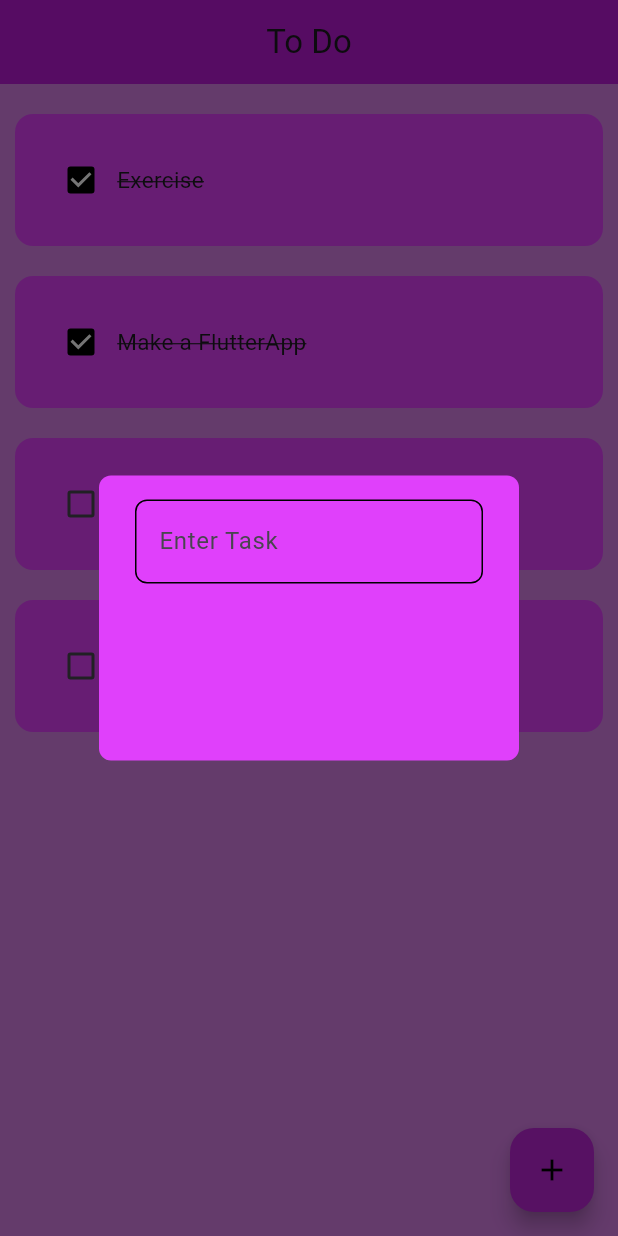
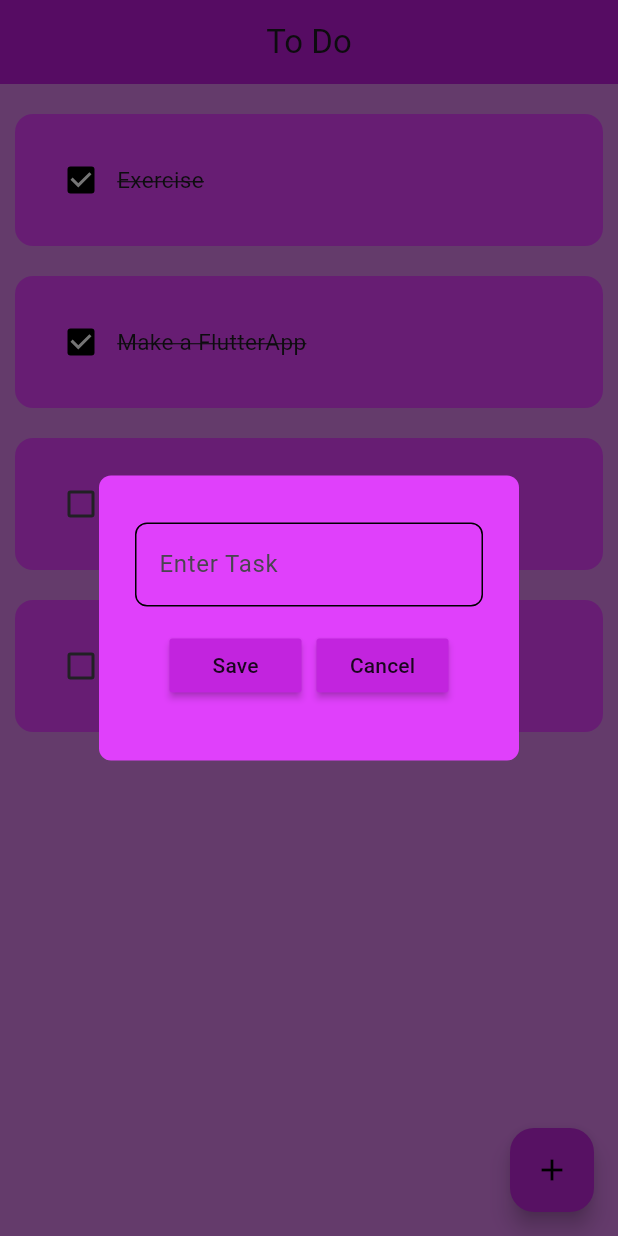
Before and after one commit to midnightcoder04/To_Do_App, a Flutter app: the screen it shows after launch, after a tap on the "add" icon, on a phone screen of 412 x 824 dp. Run offline on Flutter 3.47's test engine with Material 3 defaults, Android fonts, the phone set to English and light mode, and no system bars; drawn by our look-alikes of flutter_slidable; our stand-ins replace hive_flutter; accounts and stored records are empty.

Commit message:
Add Delete Option, Fail to add data to Database

```diff
--- a/lib/main.dart
+++ b/lib/main.dart
@@ -1,10 +1,15 @@
 import 'package:flutter/material.dart';
+import 'package:hive_flutter/hive_flutter.dart';
 
 import 'pages/home_page.dart';
 // import 'pages/todo_page.dart';
 // import 'pages/counter.dart';
 
-void main() {
+void main() async {
+  //Init hive
+  await Hive.initFlutter();
+  //Open a box
+  // var box = await Hive.openBox('todo');
   runApp(const MyApp());
 }
 
--- /dev/null
+++ b/lib/pages/data/database.dart
@@ -0,0 +1,25 @@
+import 'package:hive_flutter/hive_flutter.dart';
+
+class ToDoDataBase {
+  List toDoList = [];
+  //reference box
+  final _myBox = Hive.box('todo');
+
+  //First time ever opening app
+  void createInitialData() {
+    toDoList = [
+      {'taskName': 'Exercise', 'isDone': true},
+      {'taskName': 'Make a FlutterApp', 'isDone': true},
+      {'taskName': 'Study for exam', 'isDone': false},
+      {'taskName': 'Finish Freelance Work', 'isDone': false},
+    ];
+  }
+
+  void loadData() {
+    toDoList = _myBox.get("TODOLIST");
+  }
+
+  void updateDatabase() {
+    _myBox.put("TODOLIST", toDoList);
+  }
+}
--- a/lib/pages/home_page.dart
+++ b/lib/pages/home_page.dart
@@ -1,4 +1,6 @@
 import 'package:flutter/material.dart';
+import 'package:hive_flutter/hive_flutter.dart';
+import 'package:to_do_app/pages/data/database.dart';
 import 'package:to_do_app/util/dialog_box.dart';
 import 'package:to_do_app/util/todo_tile.dart';
 
@@ -10,26 +12,65 @@ class HomePage extends StatefulWidget {
 }
 
 class _HomePageState extends State<HomePage> {
+  //referencing hive box
+  final _myBox = Hive.box('todo');
+  ToDoDataBase db = ToDoDataBase();
+
+  @override
+  void initState() {
+    if (_myBox.get("TODOLIST") == null) {
+      db.createInitialData();
+      db.updateDatabase();
+    } else {
+      db.loadData();
+    }
+    super.initState();
+  }
+
+  //text controller
+  final _controller = TextEditingController();
   //List of tasks
-  List toDoList = [
-    {'taskName': 'Exercise', 'isDone': true},
-    {'taskName': 'Make a FlutterApp', 'isDone': true},
-    {'taskName': 'Study for exam', 'isDone': false},
-    {'taskName': 'Finish Freelance Work', 'isDone': false},
-  ];
+  // List toDoList = [
+  //   {'taskName': 'Exercise', 'isDone': true},
+  //   {'taskName': 'Make a FlutterApp', 'isDone': true},
+  //   {'taskName': 'Study for exam', 'isDone': false},
+  //   {'taskName': 'Finish Freelance Work', 'isDone': false},
+  // ];
+
+  void saveNewTask() {
+    setState(() {
+      db.toDoList.add({'taskName': _controller.text, 'isDone': false});
+      _controller.clear();
+    });
+    db.updateDatabase();
+    Navigator.pop(context);
+  }
 
   void createNewTask() {
     showDialog(
         context: context,
         builder: (context) {
-          return DialogBox();
+          return DialogBox(
+            controller: _controller,
+            onSave: saveNewTask,
+            onCancel: () => Navigator.pop(context),
+            // onCancel: () => Navigator.of(context),
+          );
         });
   }
 
   void checkBoxChanged(int index) {
     setState(() {
-      toDoList[index]['isDone'] = !toDoList[index]['isDone'];
+      db.toDoList[index]['isDone'] = !db.toDoList[index]['isDone'];
     });
+    db.updateDatabase();
+  }
+
+  void deleteTask(int index) {
+    setState(() {
+      db.toDoList.removeAt(index);
+    });
+    db.updateDatabase();
   }
 
   @override
@@ -49,14 +90,15 @@ class _HomePageState extends State<HomePage> {
           child: Icon(Icons.add),
         ),
         body: ListView.builder(
-          itemCount: toDoList.length,
+          itemCount: db.toDoList.length,
           itemBuilder: (context, index) {
             return ToDoTile(
-              taskName: toDoList[index]['taskName'],
-              isDone: toDoList[index]['isDone'],
+              taskName: db.toDoList[index]['taskName'],
+              isDone: db.toDoList[index]['isDone'],
               onToggle: (bool? val) {
                 checkBoxChanged(index);
               },
+              deleteFunction: (context) => deleteTask(index),
             );
           },
         ));
--- a/lib/util/button.dart
+++ b/lib/util/button.dart
@@ -8,7 +8,8 @@ class AButton extends StatelessWidget {
   @override
   Widget build(BuildContext context) {
     return MaterialButton(
-      onPressed: onPressed,
-      child: Text(text));
+        onPressed: onPressed,
+        color: const Color.fromARGB(255, 194, 36, 222),
+        child: Text(text));
   }
 }
--- a/lib/util/dialog_box.dart
+++ b/lib/util/dialog_box.dart
@@ -1,7 +1,17 @@
 import 'package:flutter/material.dart';
+import 'package:to_do_app/util/button.dart';
 
 class DialogBox extends StatelessWidget {
-  const DialogBox({super.key});
+  final controller;
+  final VoidCallback onSave;
+  final VoidCallback onCancel;
+
+  const DialogBox({
+    super.key,
+    required this.controller,
+    required this.onSave,
+    required this.onCancel,
+    });
 
   @override
   Widget build(BuildContext context) {
@@ -11,9 +21,11 @@ class DialogBox extends StatelessWidget {
         content: Container(
             height: 150,
             child: Column(
+              mainAxisAlignment: MainAxisAlignment.spaceEvenly,
               children: [
                 //get user input
                 TextField(
+                  controller: controller,
                   decoration: InputDecoration(
                       border: OutlineInputBorder(
                           borderRadius: BorderRadius.circular(8)),
@@ -28,7 +40,12 @@ class DialogBox extends StatelessWidget {
 
                 //save button and cancel button
                 Row(
-                  children: [],
+                  mainAxisAlignment: MainAxisAlignment.center,
+                  children: [
+                    AButton(text: 'Save', onPressed: onSave),
+                    const SizedBox(width: 10),
+                    AButton(text: 'Cancel', onPressed: onCancel),
+                  ],
                 )
               ],
             )));
--- a/lib/util/todo_tile.dart
+++ b/lib/util/todo_tile.dart
@@ -1,20 +1,35 @@
 import 'package:flutter/material.dart';
+import 'package:flutter_slidable/flutter_slidable.dart';
 
 class ToDoTile extends StatelessWidget {
   final String taskName;
   final bool isDone;
   final ValueChanged<bool?>? onToggle;
+  final Function(BuildContext) deleteFunction;
 
   const ToDoTile(
       {super.key,
       required this.taskName,
       required this.isDone,
-      required this.onToggle});
+      required this.onToggle,
+      required this.deleteFunction});
 
   @override
   Widget build(BuildContext context) {
     return Padding(
       padding: const EdgeInsets.only(left: 10, right: 10, top: 20),
+      child: Slidable(
+        endActionPane: ActionPane(
+          motion: StretchMotion(),
+          children: [
+            SlidableAction(
+              onPressed: deleteFunction,
+              icon: Icons.delete,
+              backgroundColor: Colors.redAccent,
+              borderRadius: BorderRadius.circular(8),
+            )
+          ],
+        ),
         child: Container(
           padding: EdgeInsets.all(20),
           decoration: BoxDecoration(
@@ -40,6 +55,7 @@ class ToDoTile extends StatelessWidget {
             ],
           ),
         ),
+      ),
     );
   }
 }
--- a/pubspec.yaml
+++ b/pubspec.yaml
@@ -30,14 +30,19 @@ environment:
 dependencies:
   flutter:
     sdk: flutter
+  hive: ^2.2.3
+  hive_flutter: ^1.1.0
 
   # The following adds the Cupertino Icons font to your application.
   # Use with the CupertinoIcons class for iOS style icons.
   cupertino_icons: ^1.0.8
+  flutter_slidable: ^4.0.0
 
 dev_dependencies:
   flutter_test:
     sdk: flutter
+  hive_generator: ^2.0.1
+  build_runner: ^2.4.14
 
   # The "flutter_lints" package below contains a set of recommended lints to
   # encourage good coding practices. The lint set provided by the package is
```
Also changed, not shown: pubspec.lock, 1 other file. Lines whose indentation alone changed are shown as unchanged.
